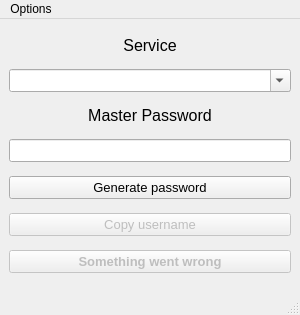
Above: mainwindow.ui from saucechef/Micro-Password-Manager before the change. Below: the same form after it.
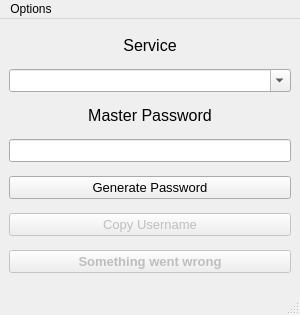
That is the form after the change.

Commit message: Fixed some lettering in button labels

```diff
--- a/mainwindow.ui
+++ b/mainwindow.ui
@@ -117,7 +117,7 @@
        </font>
       </property>
       <property name="text">
-       <string>Generate password</string>
+       <string>Generate Password</string>
       </property>
      </widget>
     </item>
@@ -132,7 +132,7 @@
        </font>
       </property>
       <property name="text">
-       <string>Copy username</string>
+       <string>Copy Username</string>
       </property>
      </widget>
     </item>
```
Left out of the diff: 6 changed lines with no effect on the pictures. The commit also changes 1 other file.
